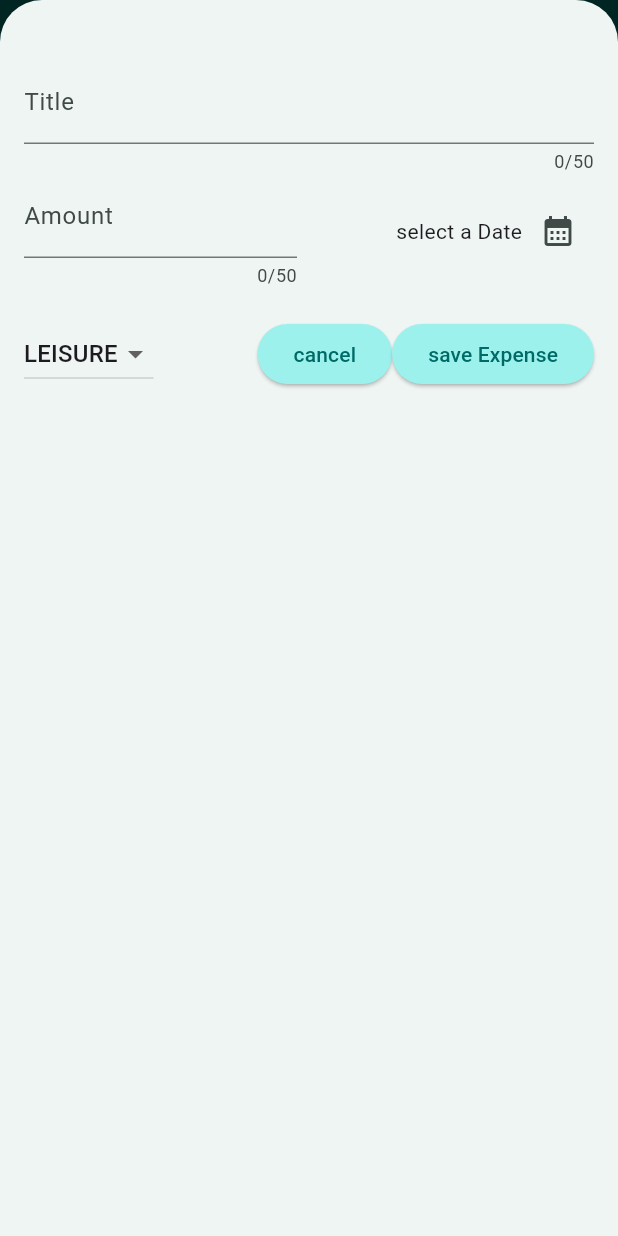
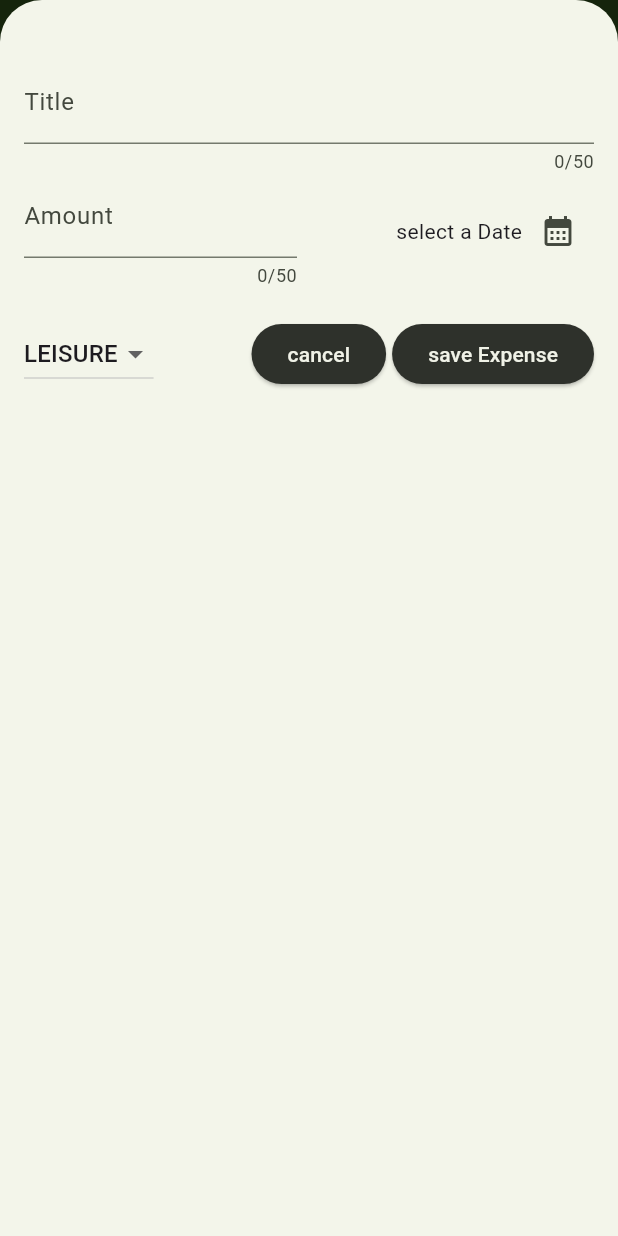
Before and after one commit to Sriansh-Tripathy/Expense-tracker, a Flutter app: the screen it shows after launch, after a tap on the "add circle outline" icon, on a phone screen of 412 x 824 dp. Run offline on Flutter 3.47's test engine with Material 3 defaults, Android fonts, the phone set to English and light mode, and no system bars.

Commit message:
themes modified

```diff
--- a/lib/main.dart
+++ b/lib/main.dart
@@ -1,25 +1,19 @@
 import 'package:flutter/material.dart';
 import 'package:expense_tracker/widgets/expenses.dart';
+import 'package:flutter/services.dart';
 
 var kColorScheme = ColorScheme.fromSeed(
-  seedColor: const Color.fromARGB(
-    48,
-    126,
-    225,
-    219,
-  ),
+  seedColor: Color.fromARGB(46, 105, 231, 9),
 );
 
 var kDarkColorScheme = ColorScheme.fromSeed(
   brightness: Brightness.dark,
-  seedColor: const Color.fromARGB(
-    255,
-    214,
-    172,
-    47,
-  ),
+  seedColor: Color.fromARGB(255, 22, 149, 168),
 );
 void main() {
+  // WidgetsFlutterBinding.ensureInitialized();
+  // SystemChrome.setPreferredOrientations([DeviceOrientation.portraitUp]).then(
+  //   (fn) {
   runApp(
     MaterialApp(
       darkTheme: ThemeData.dark().copyWith(
@@ -28,13 +22,13 @@ void main() {
         cardTheme: CardTheme().copyWith(
           color: kDarkColorScheme.secondaryContainer,
           margin: const EdgeInsets.symmetric(horizontal: 16, vertical: 8),
-
         ),
-              elevatedButtonTheme: ElevatedButtonThemeData(
+        elevatedButtonTheme: ElevatedButtonThemeData(
           style: ElevatedButton.styleFrom(
               backgroundColor: kDarkColorScheme.primaryContainer,
               foregroundColor: kDarkColorScheme.onPrimary),
-      ),),
+        ),
+      ),
       theme: ThemeData().copyWith(
         useMaterial3: true,
         colorScheme: kColorScheme,
@@ -48,12 +42,13 @@ void main() {
         ),
         elevatedButtonTheme: ElevatedButtonThemeData(
           style: ElevatedButton.styleFrom(
-              backgroundColor: kColorScheme.primaryContainer),
+              backgroundColor: kColorScheme.inverseSurface),
+
         ),
         textTheme: ThemeData().textTheme.copyWith(
               titleLarge: TextStyle(
                   fontWeight: FontWeight.normal,
-                  color: kColorScheme.onSecondaryContainer,
+                  color: kColorScheme.onPrimaryContainer,
                   fontSize: 24),
             ),
       ),
@@ -61,4 +56,6 @@ void main() {
       home: Expenses(),
     ),
   );
+  //   },
+  // );
 }
--- a/lib/widgets/expenses.dart
+++ b/lib/widgets/expenses.dart
@@ -28,6 +28,7 @@ class _ExpensesState extends State<Expenses> {
 
   void _openAddExpenseOverlay() {
     showModalBottomSheet(
+      useSafeArea: true,
       isScrollControlled: true,
       context: context,
       builder: (ctx) => NewExpense(onAddExpense: _addExpense),
@@ -64,6 +65,7 @@ class _ExpensesState extends State<Expenses> {
 
   @override
   Widget build(BuildContext context) {
+    final width = MediaQuery.of(context).size.width;
     Widget mainContent = const Center(
       child: Text('no expense found . try adding some'),
     );
@@ -83,14 +85,22 @@ class _ExpensesState extends State<Expenses> {
             )
           ],
         ),
-      body: Column(
+        body: width < 600
+            ? Column(
                 children: [
                   Chart(expenses: _registeredExpenses),
                   Expanded(
                     child: mainContent,
                   ),
                 ],
+              )
+            : Row(
+                children: [
+                  Expanded(child: Chart(expenses: _registeredExpenses)),
+                  Expanded(
+                    child: mainContent,
                   ),
-    );
+                ],
+              ));
   }
 }
--- a/lib/widgets/new_expense.dart
+++ b/lib/widgets/new_expense.dart
@@ -1,3 +1,4 @@
+import 'package:expense_tracker/main.dart';
 import 'package:flutter/material.dart';
 import 'package:expense_tracker/models/expense.dart';
 
@@ -155,13 +156,14 @@ class _NewExpenseState extends State<NewExpense> {
                 onPressed: () {
                   Navigator.pop(context); //forward the context tot it;
                 },
-                child: const Text('cancel'),
+                child: Text('cancel',style: TextStyle(color: kColorScheme.onInverseSurface)),
               ),
+              const SizedBox(width: 4,),
               ElevatedButton(
                 onPressed: () {
                   _submitData();
                 },
-                child: const Text('save Expense'),
+                child: Text('save Expense',style: TextStyle(color: kColorScheme.onInverseSurface)),
               ),
             ],
           )
```
Lines whose indentation alone changed are shown as unchanged.
